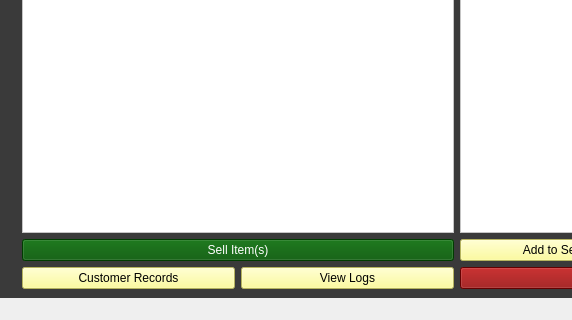
This is main.ui in Aenan05/MAXPC as Qt 5 draws it before an edit; both pictures show x 0 to 572 and y 324 to 644 of the 914 by 644 pixel window. The edited form follows.
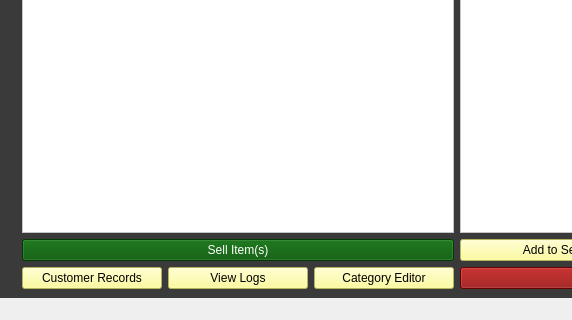
This is the edited form. Icons and pictures are not drawn.

The edit to the form file:
```diff
--- a/main.ui
+++ b/main.ui
@@ -449,6 +449,21 @@
               </property>
              </widget>
             </item>
+            <item>
+             <widget class="QPushButton" name="pushButton">
+              <property name="styleSheet">
+               <string notr="true">color: rgb(0, 0, 0);
+background-color: rgb(253, 251, 132);</string>
+              </property>
+              <property name="text">
+               <string>Category Editor</string>
+              </property>
+              <property name="icon">
+               <iconset>
+                <normaloff>category.png</normaloff>category.png</iconset>
+              </property>
+             </widget>
+            </item>
            </layout>
           </item>
           <item>
```
Left out of the diff: 2 changed lines with no effect on the pictures.
